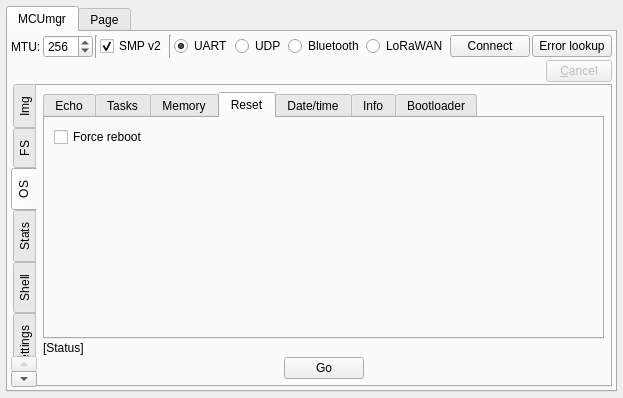
Before: the Qt Designer form plugins/mcumgr/form.ui in thedjnK/AuTerm, drawn with Qt 5.
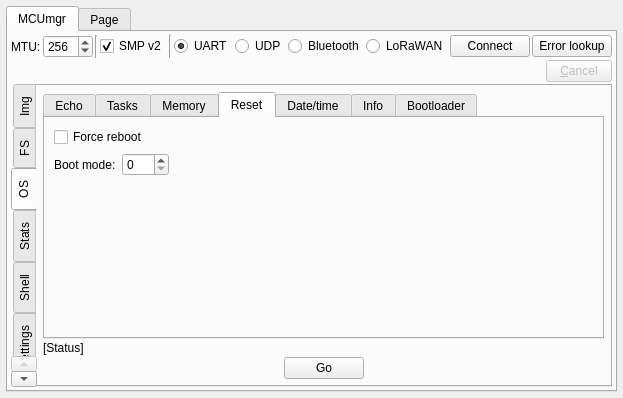
After: the same form once the commit is applied. The open tabs and pages were chosen to show the change. Custom widgets are drawn as their Qt base class.

Commit message: plugins: mcumgr: Add boot mode to OS mgmt reset

Patch:
```diff
--- a/plugins/mcumgr/form.ui
+++ b/plugins/mcumgr/form.ui
@@ -1130,26 +1130,53 @@
                <string>Reset</string>
               </attribute>
               <layout class="QGridLayout" name="gridLayout_12">
-               <item row="0" column="0">
+               <item row="1" column="0">
+                <widget class="QLabel" name="label_44">
+                 <property name="text">
+                  <string>Boot mode:</string>
+                 </property>
+                </widget>
+               </item>
+               <item row="1" column="1">
+                <widget class="QSpinBox" name="edit_os_boot_mode">
+                 <property name="maximum">
+                  <number>255</number>
+                 </property>
+                </widget>
+               </item>
+               <item row="2" column="0">
+                <spacer name="verticalSpacer_3">
+                 <property name="orientation">
+                  <enum>Qt::Orientation::Vertical</enum>
+                 </property>
+                 <property name="sizeHint" stdset="0">
+                  <size>
+                   <width>20</width>
+                   <height>40</height>
+                  </size>
+                 </property>
+                </spacer>
+               </item>
+               <item row="1" column="2">
+                <spacer name="horizontalSpacer_29">
+                 <property name="orientation">
+                  <enum>Qt::Orientation::Horizontal</enum>
+                 </property>
+                 <property name="sizeHint" stdset="0">
+                  <size>
+                   <width>40</width>
+                   <height>20</height>
+                  </size>
+                 </property>
+                </spacer>
+               </item>
+               <item row="0" column="0" colspan="3">
                 <widget class="QCheckBox" name="check_OS_Force_Reboot">
                  <property name="text">
                   <string>Force reboot</string>
                  </property>
                 </widget>
                </item>
-               <item row="1" column="0">
-                <spacer name="verticalSpacer_3">
-                 <property name="orientation">
-                  <enum>Qt::Orientation::Vertical</enum>
-                 </property>
-                 <property name="sizeHint" stdset="0">
-                  <size>
-                   <width>20</width>
-                   <height>40</height>
-                  </size>
-                 </property>
-                </spacer>
-               </item>
               </layout>
              </widget>
              <widget class="QWidget" name="tab_os_datetime">
```
Left out of the diff: 6 changed lines with no effect on the pictures. The commit also changes 4 other files.
